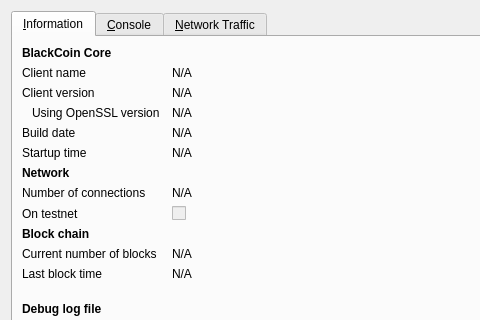
This is src/qt/forms/rpcconsole.ui in testbitz/blackbitz as Qt 5 draws it before an edit; both pictures show x 0 to 480 and y 0 to 320 of the 740 by 450 pixel window. The edited form follows.
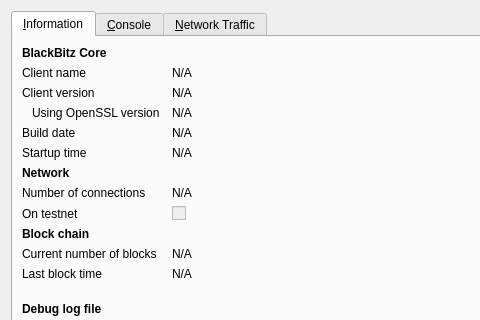
This is the edited form. Icons and pictures are not drawn. Custom widgets are drawn as their Qt base class.

Diff of the .ui file:
```diff
--- a/src/qt/forms/rpcconsole.ui
+++ b/src/qt/forms/rpcconsole.ui
@@ -36,7 +36,7 @@
           </font>
          </property>
          <property name="text">
-          <string>BlackCoin Core</string>
+          <string>BlackBitz Core</string>
          </property>
         </widget>
        </item>
```
Left out of the diff: 6 changed lines with no effect on the pictures.
